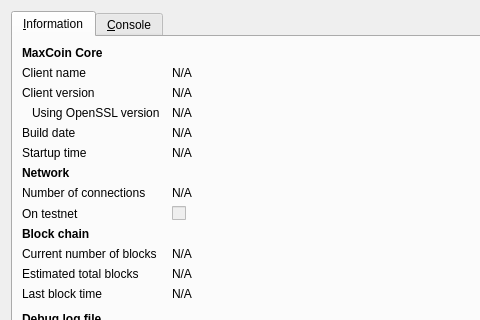
Above: src/qt/forms/rpcconsole.ui from Max-Coin/maxcoin-dev-staging before the change; both pictures show x 0 to 480 and y 0 to 320 of the 740 by 450 pixel window. Below: the same form after it.
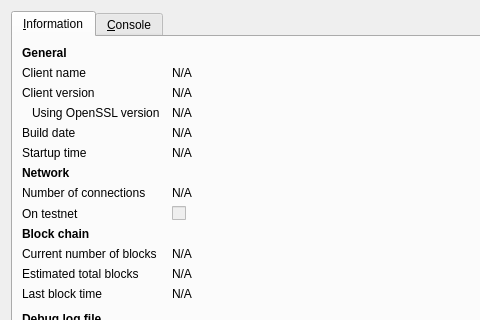
That is the form after the change. Icons and pictures are not drawn.

Patch:
```diff
--- a/src/qt/forms/rpcconsole.ui
+++ b/src/qt/forms/rpcconsole.ui
@@ -36,7 +36,7 @@
           </font>
          </property>
          <property name="text">
-          <string>MaxCoin Core</string>
+          <string>General</string>
          </property>
         </widget>
        </item>
```
Left out of the diff: 2 changed lines with no effect on the pictures.
